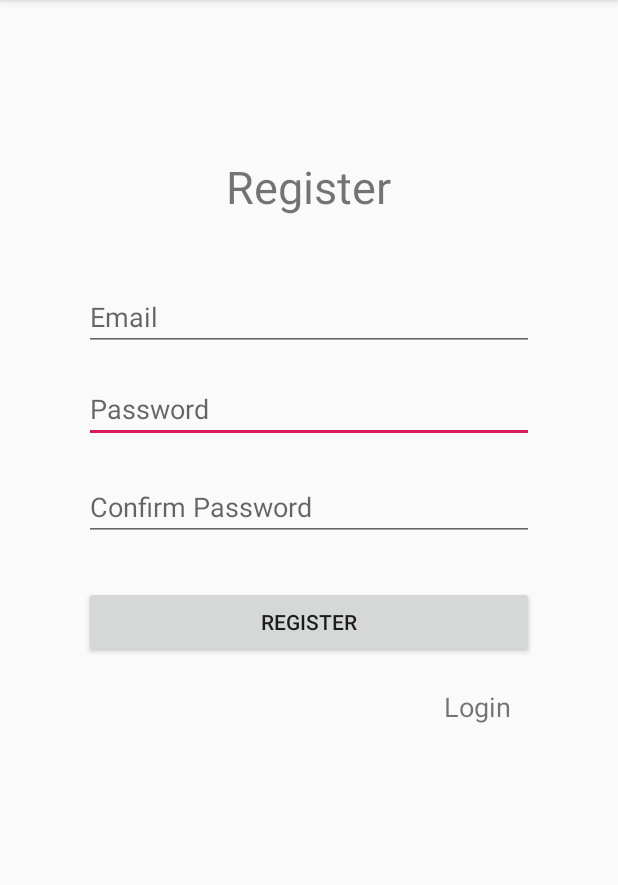
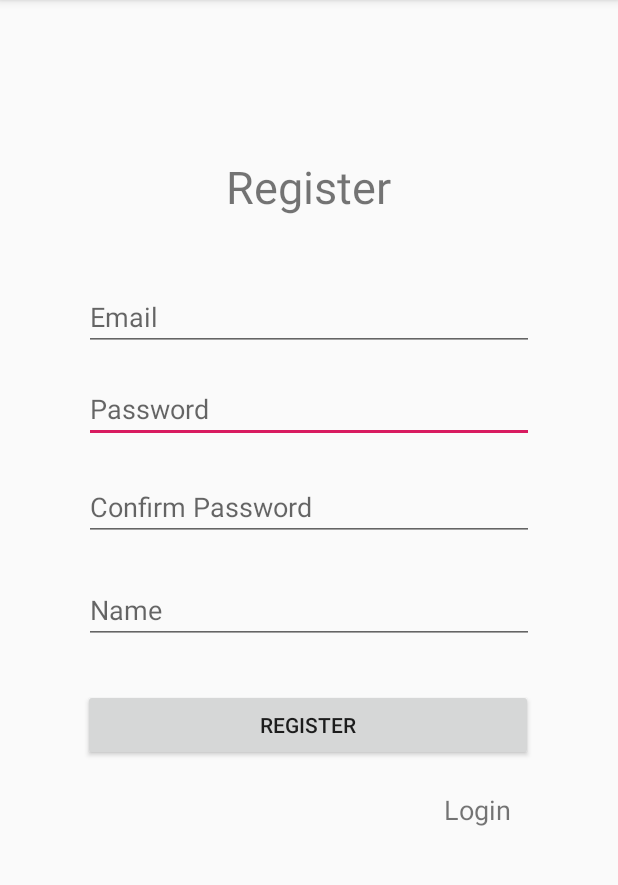
Before and after one commit to FredyGonzalez7/android_segurity_essentials, an Android app: the screen it shows after launch (RegisterActivity), after a tap on "Register", on a phone screen of 412 x 824 dp, the part 84-969 px from its top. Run offline under Robolectric (Android 15) with nearby library versions, the phone set to English and light mode, and no system bars; our stand-ins replace Firebase (no records; nobody signed in at launch, a user with empty details on screens opened directly).

Commit message:
Datasnapshot_leerName del usuario
registrar y leer nombre de usuario, para mostrar en HomeActivity

```diff
--- a/app/src/main/res/layout/activity_register.xml
+++ b/app/src/main/res/layout/activity_register.xml
@@ -56,8 +56,9 @@
         android:layout_marginEnd="56dp"
         android:text="Register"
         app:layout_constraintEnd_toEndOf="parent"
+        app:layout_constraintHorizontal_bias="0.0"
         app:layout_constraintStart_toStartOf="parent"
-        app:layout_constraintTop_toBottomOf="@+id/editTextPassCon" />
+        app:layout_constraintTop_toBottomOf="@+id/editTextName" />
 
     <TextView
         android:id="@+id/textLogin"
@@ -86,4 +87,18 @@
         app:layout_constraintStart_toStartOf="parent"
         app:layout_constraintTop_toBottomOf="@+id/textView" />
 
+    <EditText
+        android:id="@+id/editTextName"
+        android:layout_width="300dp"
+        android:layout_height="wrap_content"
+        android:layout_marginStart="55dp"
+        android:layout_marginTop="23dp"
+        android:layout_marginEnd="56dp"
+        android:ems="10"
+        android:hint="Name"
+        android:inputType="textPersonName"
+        app:layout_constraintEnd_toEndOf="parent"
+        app:layout_constraintStart_toStartOf="parent"
+        app:layout_constraintTop_toBottomOf="@+id/editTextPassCon" />
+
 </androidx.constraintlayout.widget.ConstraintLayout>
```
Also changed, not shown: app/src/main/java/com/example/segurity_essentials_class/HomeActivity.java (+45 -6 lines), app/src/main/java/com/example/segurity_essentials_class/RegisterActivity.java (+18 -8 lines), app/src/main/java/com/example/segurity_essentials_class/User.java (+7 -1 lines).
